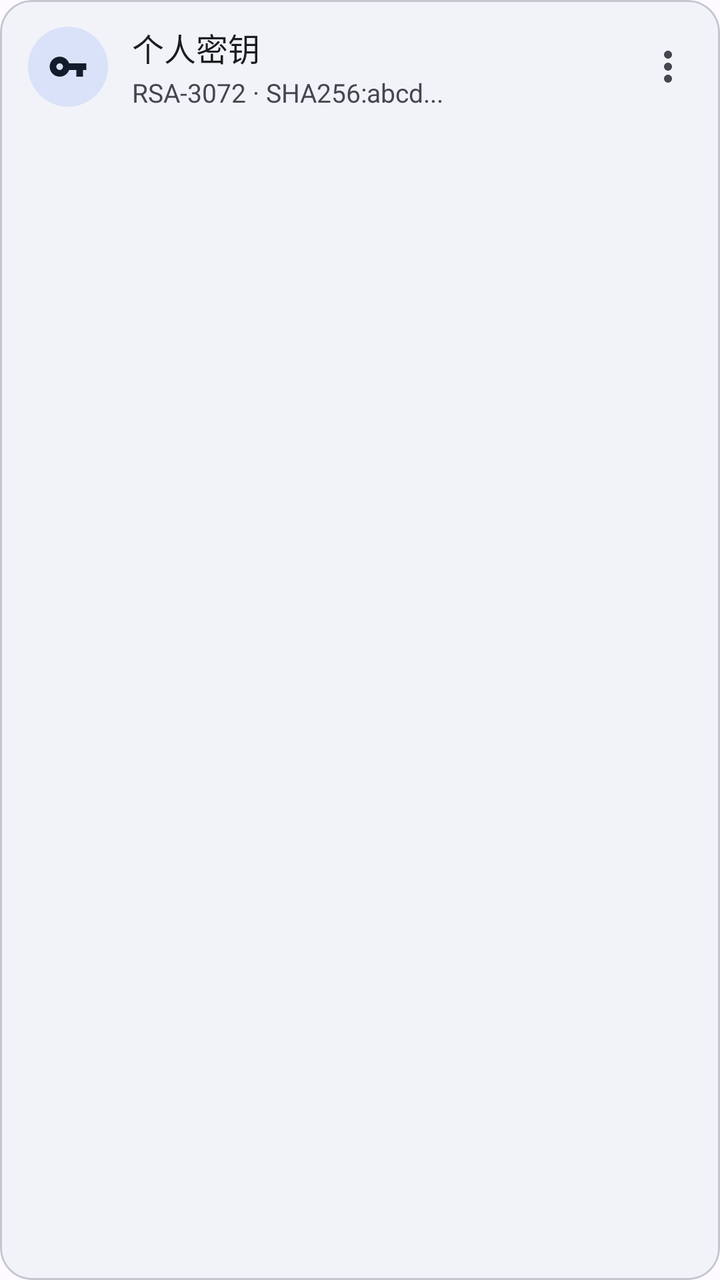
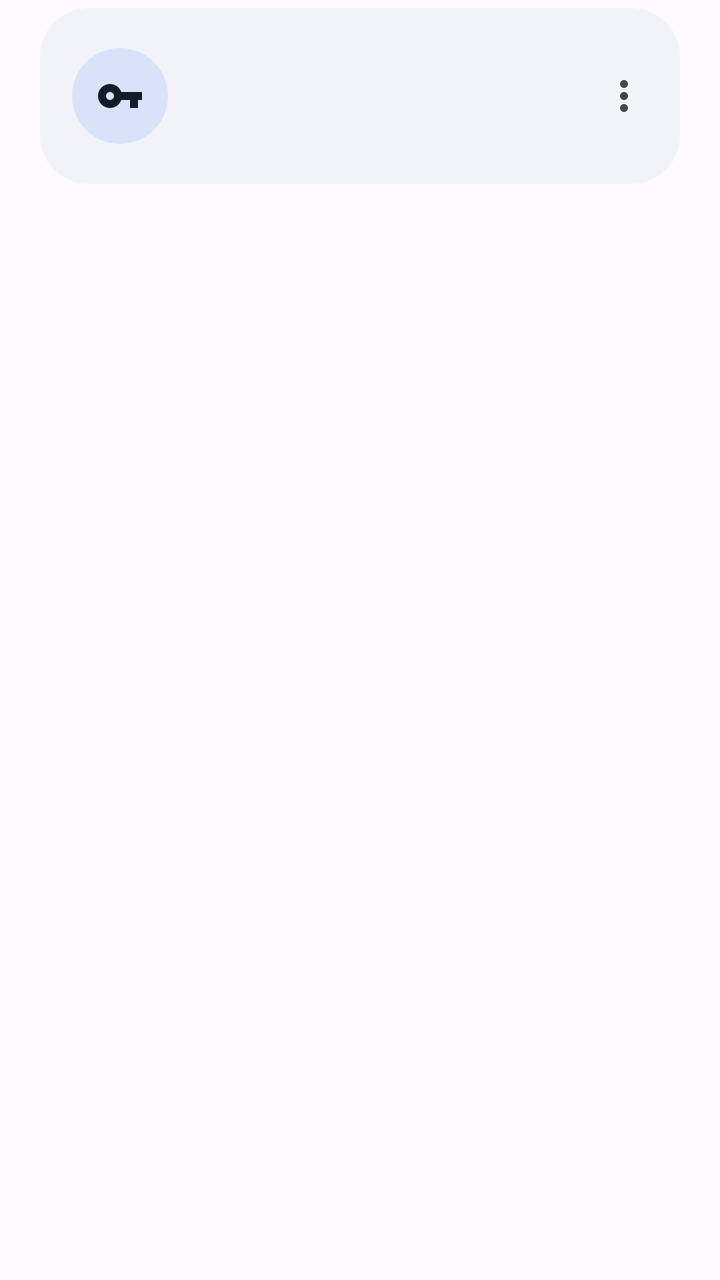

Before-and-after screenshots of an Android layout around one commit, followed by the original layout XML and the change that was made.
<!-- AndroidManifest.xml: application theme AppTheme -->
<!-- res/layout/item_key_card.xml -->
<?xml version="1.0" encoding="utf-8"?>
<com.google.android.material.card.MaterialCardView
    xmlns:android="http://schemas.android.com/apk/res/android"
    xmlns:app="http://schemas.android.com/apk/res-auto"
    android:id="@+id/card_key"
    app:rippleColor="?attr/colorPrimary"
    android:layout_width="match_parent"
    android:layout_height="wrap_content"
    android:layout_marginTop="4dp"
    android:layout_marginBottom="4dp"
    android:clickable="true"
    android:focusable="true"
    app:cardBackgroundColor="?attr/colorSurfaceContainer"
    app:cardCornerRadius="16dp"
    app:cardElevation="0dp">

    <LinearLayout
        android:layout_width="match_parent"
        android:layout_height="wrap_content"
        android:gravity="center_vertical"
        android:orientation="horizontal"
        android:paddingStart="14dp"
        android:paddingTop="12dp"
        android:paddingEnd="8dp"
        android:paddingBottom="12dp">

        <FrameLayout
            android:layout_width="40dp"
            android:layout_height="40dp"
            android:background="@drawable/bg_avatar_host">

            <ImageView
                android:layout_width="20dp"
                android:layout_height="20dp"
                android:layout_gravity="center"
                android:src="@drawable/ic_key"
                app:tint="?attr/colorOnSecondaryContainer" />
        </FrameLayout>

        <LinearLayout
            android:layout_width="0dp"
            android:layout_height="wrap_content"
            android:layout_marginStart="12dp"
            android:layout_weight="1"
            android:orientation="vertical">

            <LinearLayout
                android:layout_width="wrap_content"
                android:layout_height="wrap_content"
                android:gravity="center_vertical"
                android:orientation="horizontal">

                <TextView
                    android:id="@+id/tv_key_name"
                    android:layout_width="wrap_content"
                    android:layout_height="wrap_content"
                    android:text="个人密钥"
                    android:textColor="?attr/colorOnSurface"
                    android:textSize="16sp"
                    android:fontFamily="sans-serif-medium" />

                
                <TextView
                    android:id="@+id/tv_key_default_badge"
                    android:layout_width="wrap_content"
                    android:layout_height="wrap_content"
                    android:layout_marginStart="8dp"
                    android:background="@drawable/bg_badge_default"
                    android:text="默认密钥"
                    android:textColor="?attr/colorOnTertiaryContainer"
                    android:textSize="10sp"
                    android:textStyle="bold"
                    android:visibility="gone" />
            </LinearLayout>

            <TextView
                android:id="@+id/tv_key_subtitle"
                android:layout_width="wrap_content"
                android:layout_height="wrap_content"
                android:layout_marginTop="2dp"
                android:text="RSA-3072 · SHA256:abcd..."
                android:textColor="?attr/colorOnSurfaceVariant"
                android:textSize="13sp" />
        </LinearLayout>

        <ImageButton
            android:id="@+id/btn_key_more"
            android:layout_width="36dp"
            android:layout_height="36dp"
            android:background="?attr/selectableItemBackgroundBorderless"
            android:contentDescription="密钥操作"
            android:padding="6dp"
            android:src="@drawable/ic_more_vert"
            app:tint="?attr/colorOnSurfaceVariant" />

    </LinearLayout>

</com.google.android.material.card.MaterialCardView>
<!-- resources referenced by this layout -->
<resources>
  <!-- drawable bg_badge_default (drawable) -->
  <?xml version="1.0" encoding="utf-8"?>
  <shape xmlns:android="http://schemas.android.com/apk/res/android"
      android:shape="rectangle">
      <corners android:radius="6dp" />
      <solid android:color="?attr/colorTertiaryContainer" />
      <padding android:left="6dp" android:top="2dp" android:right="6dp" android:bottom="2dp" />
  </shape>
  <style name="AppTheme" parent="Theme.Material3.DayNight.NoActionBar">
          <item name="colorPrimary">@color/md_theme_primary</item>
          <item name="colorOnPrimary">@color/md_theme_onPrimary</item>
          <item name="colorPrimaryContainer">@color/md_theme_primaryContainer</item>
          <item name="colorOnPrimaryContainer">@color/md_theme_onPrimaryContainer</item>
  
          <item name="colorSecondary">@color/md_theme_secondary</item>
          <item name="colorOnSecondary">@color/md_theme_onSecondary</item>
          <item name="colorSecondaryContainer">@color/md_theme_secondaryContainer</item>
          <item name="colorOnSecondaryContainer">@color/md_theme_onSecondaryContainer</item>
  
          <item name="colorTertiary">@color/md_theme_tertiary</item>
          <item name="colorOnTertiary">@color/md_theme_onTertiary</item>
          <item name="colorTertiaryContainer">@color/md_theme_tertiaryContainer</item>
          <item name="colorOnTertiaryContainer">@color/md_theme_onTertiaryContainer</item>
  
          <item name="colorError">@color/md_theme_error</item>
          <item name="colorOnError">@color/md_theme_onError</item>
          <item name="colorErrorContainer">@color/md_theme_errorContainer</item>
          <item name="colorOnErrorContainer">@color/md_theme_onErrorContainer</item>
  
          <item name="colorSurface">@color/md_theme_surface</item>
          <item name="colorOnSurface">@color/md_theme_onSurface</item>
          <item name="colorSurfaceVariant">@color/md_theme_surfaceVariant</item>
          <item name="colorOnSurfaceVariant">@color/md_theme_onSurfaceVariant</item>
          <item name="colorSurfaceContainerLowest">@color/md_theme_surfaceContainerLowest</item>
          <item name="colorSurfaceContainerLow">@color/md_theme_surfaceContainerLow</item>
          <item name="colorSurfaceContainer">@color/md_theme_surfaceContainer</item>
          <item name="colorSurfaceContainerHigh">@color/md_theme_surfaceContainerHigh</item>
          <item name="colorSurfaceContainerHighest">@color/md_theme_surfaceContainerHighest</item>
          <item name="colorOnBackground">@color/md_theme_onBackground</item>
          <item name="colorOutline">@color/md_theme_outline</item>
          <item name="colorOutlineVariant">@color/md_theme_outlineVariant</item>
  
          <item name="android:windowBackground">@color/md_theme_surface</item>
          <item name="android:statusBarColor">@android:color/transparent</item>
          <item name="android:navigationBarColor">@android:color/transparent</item>
  
          <item name="bottomSheetDialogTheme">@style/PixelBottomSheetDialogTheme</item>
          <item name="materialAlertDialogTheme">@style/PixelAlertDialogTheme</item>
      </style>
  <color name="md_theme_primary">#0B57D0</color>
  <color name="md_theme_onPrimary">#FFFFFF</color>
  <color name="md_theme_secondary">#565E71</color>
  <color name="md_theme_onSecondary">#FFFFFF</color>
  <color name="md_theme_tertiary">#146C2E</color>
  <color name="md_theme_onTertiary">#FFFFFF</color>
  <color name="md_theme_error">#BA1A1A</color>
  <color name="md_theme_onError">#FFFFFF</color>
  <color name="md_theme_errorContainer">#FFDAD6</color>
  <color name="md_theme_onErrorContainer">#410002</color>
  <color name="md_theme_surface">#FDFBFF</color>
  <color name="md_theme_onSurface">#1A1C1E</color>
  <color name="md_theme_surfaceVariant">#E1E2EC</color>
  <color name="md_theme_surfaceContainer">#F1F3F9</color>
  <color name="md_theme_onBackground">#1A1C1E</color>
  <color name="md_theme_outline">#74777F</color>
  <color name="md_theme_outlineVariant">#C4C6D0</color>
  <!-- unchanged entries left out for length: 19 -->
</resources>

<!-- the commit's change to res/layout/item_key_card.xml (unified diff, before → after) -->
@@ -1,98 +1,84 @@
 <?xml version="1.0" encoding="utf-8"?>
-<com.google.android.material.card.MaterialCardView
+<FrameLayout
     xmlns:android="http://schemas.android.com/apk/res/android"
     xmlns:app="http://schemas.android.com/apk/res-auto"
-    android:id="@+id/card_key"
-    app:rippleColor="?attr/colorPrimary"
     android:layout_width="match_parent"
     android:layout_height="wrap_content"
-    android:layout_marginTop="4dp"
-    android:layout_marginBottom="4dp"
-    android:clickable="true"
-    android:focusable="true"
-    app:cardBackgroundColor="?attr/colorSurfaceContainer"
-    app:cardCornerRadius="16dp"
-    app:cardElevation="0dp">
-
-    <LinearLayout
+    android:paddingStart="20dp"
+    android:paddingEnd="20dp"
+    android:paddingTop="4dp"
+    android:paddingBottom="4dp">
+    <com.google.android.material.card.MaterialCardView
+        android:id="@+id/card_key"
         android:layout_width="match_parent"
         android:layout_height="wrap_content"
-        android:gravity="center_vertical"
-        android:orientation="horizontal"
-        android:paddingStart="14dp"
-        android:paddingTop="12dp"
-        android:paddingEnd="8dp"
-        android:paddingBottom="12dp">
-
-        <FrameLayout
-            android:layout_width="40dp"
-            android:layout_height="40dp"
-            android:background="@drawable/bg_avatar_host">
-
+        android:clickable="true"
+        android:focusable="true"
+        app:cardBackgroundColor="?attr/colorSurfaceContainer"
+        app:cardCornerRadius="24dp"
+        app:cardElevation="0dp"
+        app:strokeWidth="0dp">
+        <LinearLayout
+            android:layout_width="match_parent"
+            android:layout_height="wrap_content"
+            android:minHeight="88dp"
+            android:gravity="center_vertical"
+            android:paddingStart="16dp"
+            android:paddingTop="16dp"
+            android:paddingBottom="16dp"
+            android:paddingEnd="4dp">
             <ImageView
-                android:layout_width="20dp"
-                android:layout_height="20dp"
-                android:layout_gravity="center"
+                android:layout_width="48dp"
+                android:layout_height="48dp"
+                android:background="@drawable/bg_avatar_host"
+                android:padding="12dp"
                 android:src="@drawable/ic_key"
-                app:tint="?attr/colorOnSecondaryContainer" />
-        </FrameLayout>
-
-        <LinearLayout
-            android:layout_width="0dp"
-            android:layout_height="wrap_content"
-            android:layout_marginStart="12dp"
-            android:layout_weight="1"
-            android:orientation="vertical">
-
+                app:tint="?attr/colorOnSecondaryContainer"
+                android:contentDescription="@null" />
             <LinearLayout
-                android:layout_width="wrap_content"
+                android:layout_width="0dp"
                 android:layout_height="wrap_content"
-                android:gravity="center_vertical"
-                android:orientation="horizontal">
-
+                android:layout_weight="1"
+                android:layout_marginStart="16dp"
+                android:orientation="vertical">
                 <TextView
+                    android:layout_width="match_parent"
+                    android:layout_height="wrap_content"
+                    android:text=""
+                    android:textSize="18sp"
+                    android:textColor="?attr/colorOnSurface"
                     android:id="@+id/tv_key_name"
-                    android:layout_width="wrap_content"
+                    android:maxLines="1"
+                    android:ellipsize="end" />
+                <TextView
+                    android:layout_width="match_parent"
                     android:layout_height="wrap_content"
-                    android:text="个人密钥"
-                    android:textColor="?attr/colorOnSurface"
-                    android:textSize="16sp"
-                    android:fontFamily="sans-serif-medium" />
-
-                
+                    android:text=""
+                    android:textSize="14sp"
+                    android:textColor="?attr/colorOnSurfaceVariant"
+                    android:id="@+id/tv_key_subtitle"
+                    android:layout_marginTop="4dp"
+                    android:maxLines="1"
+                    android:ellipsize="middle" />
                 <TextView
+                    android:layout_width="match_parent"
+                    android:layout_height="wrap_content"
+                    android:text="@string/key_default"
+                    android:textSize="12sp"
+                    android:textColor="?attr/colorPrimary"
                     android:id="@+id/tv_key_default_badge"
-                    android:layout_width="wrap_content"
-                    android:layout_height="wrap_content"
-                    android:layout_marginStart="8dp"
-                    android:background="@drawable/bg_badge_default"
-                    android:text="默认密钥"
-                    android:textColor="?attr/colorOnTertiaryContainer"
-                    android:textSize="10sp"
-                    android:textStyle="bold"
+                    android:layout_marginTop="6dp"
                     android:visibility="gone" />
             </LinearLayout>
-
-            <TextView
-                android:id="@+id/tv_key_subtitle"
-                android:layout_width="wrap_content"
-                android:layout_height="wrap_content"
-                android:layout_marginTop="2dp"
-                android:text="RSA-3072 · SHA256:abcd..."
-                android:textColor="?attr/colorOnSurfaceVariant"
-                android:textSize="13sp" />
+            <ImageButton
+                android:id="@+id/btn_key_more"
+                android:layout_width="48dp"
+                android:layout_height="48dp"
+                android:padding="12dp"
+                android:src="@drawable/ic_more_vert"
+                app:tint="?attr/colorOnSurfaceVariant"
+                android:contentDescription="@string/more_actions"
+                android:background="?attr/selectableItemBackgroundBorderless" />
         </LinearLayout>
-
-        <ImageButton
-            android:id="@+id/btn_key_more"
-            android:layout_width="36dp"
-            android:layout_height="36dp"
-            android:background="?attr/selectableItemBackgroundBorderless"
-            android:contentDescription="密钥操作"
-            android:padding="6dp"
-            android:src="@drawable/ic_more_vert"
-            app:tint="?attr/colorOnSurfaceVariant" />
-
-    </LinearLayout>
-
-</com.google.android.material.card.MaterialCardView>
+    </com.google.android.material.card.MaterialCardView>
+</FrameLayout>
<!-- resource entries referenced after the edit -->
@@ -1,14 +1,9 @@
 <!-- resources referenced by this layout -->
 <resources>
-  <!-- drawable bg_badge_default (drawable) -->
-  <?xml version="1.0" encoding="utf-8"?>
-  <shape xmlns:android="http://schemas.android.com/apk/res/android"
-      android:shape="rectangle">
-      <corners android:radius="6dp" />
-      <solid android:color="?attr/colorTertiaryContainer" />
-      <padding android:left="6dp" android:top="2dp" android:right="6dp" android:bottom="2dp" />
-  </shape>
-  <style name="AppTheme" parent="Theme.Material3.DayNight.NoActionBar">
+  <string name="key_default">默认</string>
+  <string name="more_actions">更多操作</string>
+  <style name="AppTheme" parent="BaseAppTheme" />
+  <style name="BaseAppTheme" parent="Theme.Material3.DayNight.NoActionBar">
           <item name="colorPrimary">@color/md_theme_primary</item>
           <item name="colorOnPrimary">@color/md_theme_onPrimary</item>
           <item name="colorPrimaryContainer">@color/md_theme_primaryContainer</item>
@@ -42,9 +37,10 @@
           <item name="colorOutline">@color/md_theme_outline</item>
           <item name="colorOutlineVariant">@color/md_theme_outlineVariant</item>
   
-          <item name="android:windowBackground">@color/md_theme_surface</item>
+          <item name="android:windowLightStatusBar">@bool/light_system_bars</item>
+          <item name="android:windowBackground">?attr/colorSurface</item>
           <item name="android:statusBarColor">@android:color/transparent</item>
-          <item name="android:navigationBarColor">@android:color/transparent</item>
+          <item name="android:navigationBarColor">@color/term_surface</item>
   
           <item name="bottomSheetDialogTheme">@style/PixelBottomSheetDialogTheme</item>
           <item name="materialAlertDialogTheme">@style/PixelAlertDialogTheme</item>
@@ -66,6 +62,7 @@
   <color name="md_theme_onBackground">#1A1C1E</color>
   <color name="md_theme_outline">#74777F</color>
   <color name="md_theme_outlineVariant">#C4C6D0</color>
+  <color name="term_surface">#111318</color>
   <!-- unchanged entries left out for length: 19 -->
 </resources>
 
